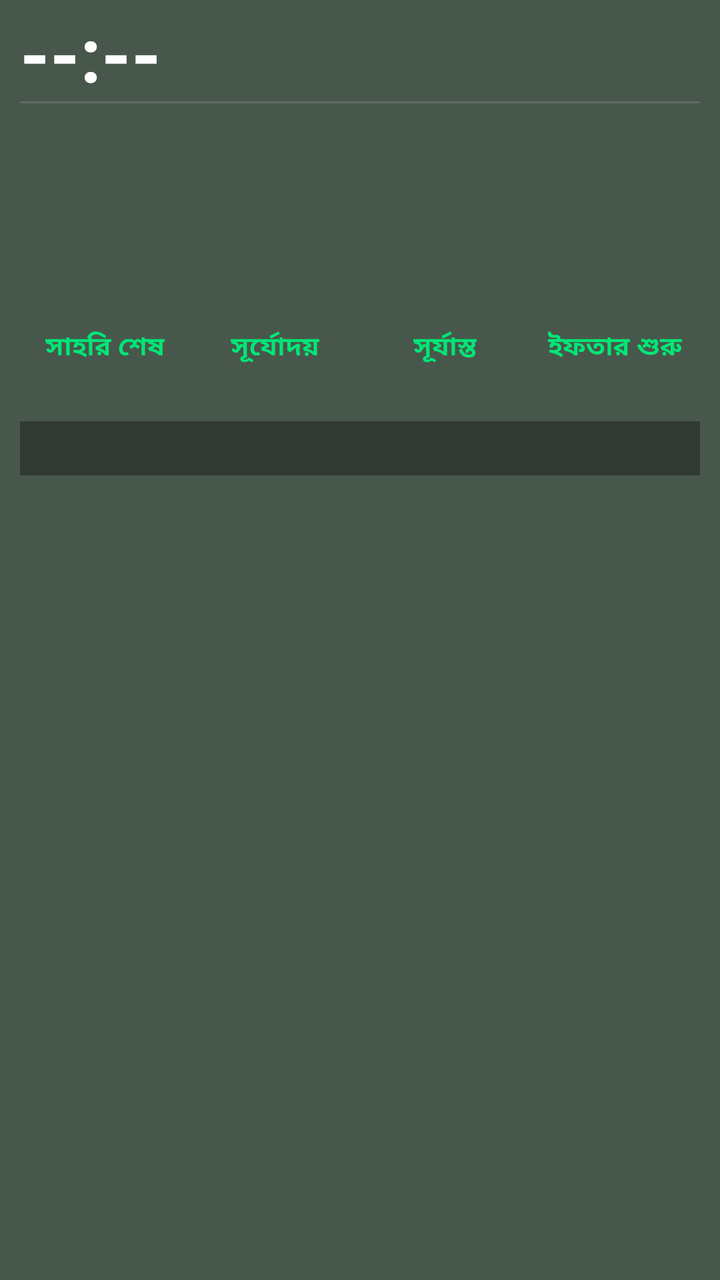
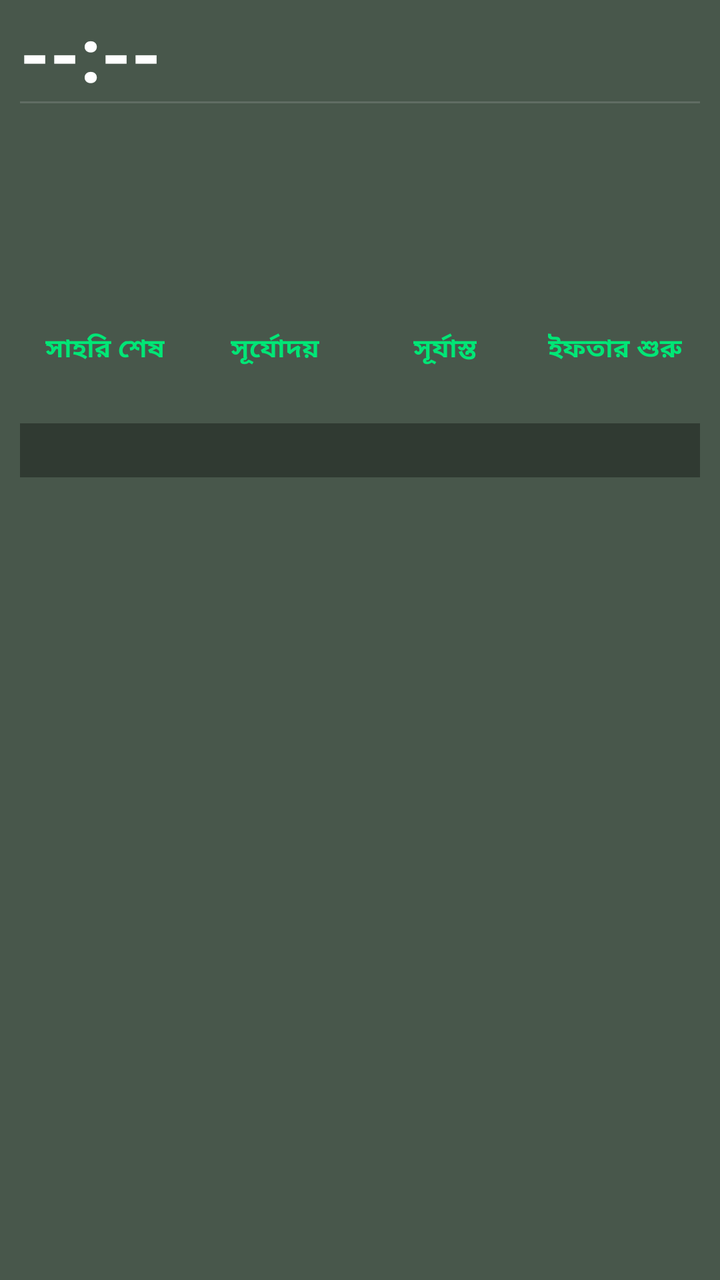

The first picture is an Android layout as it rendered before a commit; the second is the same layout after the commit. The layout source and the unified diff follow.
<!-- AndroidManifest.xml: fallback theme Theme.MaterialComponents.DayNight.NoActionBar -->
<!-- res/layout/prayer_widget_layout.xml -->
<?xml version="1.0" encoding="utf-8"?>
<LinearLayout xmlns:android="http://schemas.android.com/apk/res/android"
    android:layout_width="match_parent"
    android:layout_height="match_parent"
    android:orientation="vertical"
    android:background="@drawable/widget_background"
    android:paddingStart="10dp"
    android:paddingEnd="10dp"
    android:paddingTop="6dp"
    android:paddingBottom="8dp">

    
    <LinearLayout
        android:layout_width="match_parent"
        android:layout_height="wrap_content"
        android:orientation="horizontal"
        android:gravity="top">

        <TextView
            android:id="@+id/widget_time"
            android:layout_width="0dp"
            android:layout_height="wrap_content"
            android:layout_weight="1"
            android:text="--:--"
            android:textColor="#FFFFFF"
            android:textSize="38sp"
            android:textStyle="bold"
            android:includeFontPadding="false"
            android:gravity="start|center_vertical" />

        <LinearLayout
            android:layout_width="wrap_content"
            android:layout_height="wrap_content"
            android:orientation="vertical"
            android:gravity="end">

            <TextView
                android:id="@+id/widget_location"
                android:layout_width="wrap_content"
                android:layout_height="wrap_content"
                android:text=""
                android:textColor="#80DEEA"
                android:textSize="14sp"
                android:textStyle="bold"
                android:gravity="end"
                android:singleLine="true"
                android:ellipsize="end"
                android:maxWidth="180dp" />

            <TextView
                android:id="@+id/widget_weather"
                android:layout_width="wrap_content"
                android:layout_height="wrap_content"
                android:layout_marginTop="2dp"
                android:text=""
                android:textColor="#B0BEC5"
                android:textSize="13sp"
                android:textStyle="bold"
                android:gravity="end"
                android:singleLine="true"
                android:ellipsize="end"
                android:maxWidth="180dp" />

        </LinearLayout>

    </LinearLayout>

    
    <TextView
        android:layout_width="match_parent"
        android:layout_height="1dp"
        android:layout_marginTop="0dp"
        android:layout_marginBottom="2dp"
        android:background="#22FFFFFF"
        android:text="" />

    
    <LinearLayout
        android:layout_width="match_parent"
        android:layout_height="wrap_content"
        android:orientation="horizontal">

        
        <LinearLayout
            android:layout_width="0dp"
            android:layout_height="wrap_content"
            android:layout_weight="1"
            android:orientation="vertical">

            <TextView
                android:id="@+id/widget_waqt_name"
                android:layout_width="wrap_content"
                android:layout_height="wrap_content"
                android:text=""
                android:textColor="#00E676"
                android:textSize="20sp"
                android:textStyle="bold" />

            <TextView
                android:id="@+id/widget_waqt_range"
                android:layout_width="wrap_content"
                android:layout_height="wrap_content"
                android:layout_marginTop="2dp"
                android:text=""
                android:textColor="#ECEFF1"
                android:textSize="18sp"
                android:textStyle="bold" />

            <TextView
                android:id="@+id/widget_waqt_remaining_label"
                android:layout_width="wrap_content"
                android:layout_height="wrap_content"
                android:layout_marginTop="3dp"
                android:text=""
                android:textColor="#CE93D8"
                android:textSize="15sp"
                android:textStyle="bold" />

            <TextView
                android:id="@+id/widget_waqt_remaining_value"
                android:layout_width="wrap_content"
                android:layout_height="wrap_content"
                android:layout_marginTop="1dp"
                android:text=""
                android:textColor="#FFFFFF"
                android:textSize="18sp"
                android:textStyle="bold" />

        </LinearLayout>

        
        <LinearLayout
            android:layout_width="0dp"
            android:layout_height="wrap_content"
            android:layout_weight="1"
            android:orientation="vertical">

            <TextView
                android:id="@+id/widget_day"
                android:layout_width="match_parent"
                android:layout_height="wrap_content"
                android:text=""
                android:textColor="#00E676"
                android:textSize="19sp"
                android:textStyle="bold"
                android:singleLine="true"
                android:ellipsize="end"
                android:gravity="end" />

            <TextView
                android:id="@+id/widget_gregorian"
                android:layout_width="match_parent"
                android:layout_height="wrap_content"
                android:layout_marginTop="2dp"
                android:text=""
                android:textColor="#E0E0E0"
                android:textSize="15sp"
                android:textStyle="bold"
                android:gravity="end" />

            <TextView
                android:id="@+id/widget_hijri"
                android:layout_width="match_parent"
                android:layout_height="wrap_content"
                android:layout_marginTop="2dp"
                android:text=""
                android:textColor="#CE93D8"
                android:textSize="15sp"
                android:textStyle="bold"
                android:gravity="end" />

            <TextView
                android:id="@+id/widget_bangla_date"
                android:layout_width="match_parent"
                android:layout_height="wrap_content"
                android:layout_marginTop="2dp"
                android:text=""
                android:textColor="#80DEEA"
                android:textSize="15sp"
                android:textStyle="bold"
                android:gravity="end" />

        </LinearLayout>
    </LinearLayout>

    
    <LinearLayout
        android:layout_width="match_parent"
        android:layout_height="wrap_content"
        android:layout_marginTop="8dp"
        android:orientation="horizontal">

        <LinearLayout
            android:layout_width="0dp"
            android:layout_height="wrap_content"
            android:layout_weight="1"
            android:orientation="vertical"
            android:gravity="center">

            <TextView
                android:id="@+id/widget_sehri_label"
                android:layout_width="wrap_content"
                android:layout_height="wrap_content"
                android:text="সাহরি শেষ"
                android:textColor="#00E676"
                android:textSize="13sp"
                android:textStyle="bold" />

            <TextView
                android:id="@+id/widget_sehri"
                android:layout_width="wrap_content"
                android:layout_height="wrap_content"
                android:text=""
                android:textColor="#00E676"
                android:textSize="16sp"
                android:textStyle="bold" />

        </LinearLayout>

        <LinearLayout
            android:layout_width="0dp"
            android:layout_height="wrap_content"
            android:layout_weight="1"
            android:orientation="vertical"
            android:gravity="center">

            <TextView
                android:id="@+id/widget_sunrise_label"
                android:layout_width="wrap_content"
                android:layout_height="wrap_content"
                android:text="সূর্যোদয়"
                android:textColor="#00E676"
                android:textSize="13sp"
                android:textStyle="bold" />

            <TextView
                android:id="@+id/widget_sunrise"
                android:layout_width="wrap_content"
                android:layout_height="wrap_content"
                android:text=""
                android:textColor="#00E676"
                android:textSize="16sp"
                android:textStyle="bold" />

        </LinearLayout>

        <LinearLayout
            android:layout_width="0dp"
            android:layout_height="wrap_content"
            android:layout_weight="1"
            android:orientation="vertical"
            android:gravity="center">

            <TextView
                android:id="@+id/widget_sunset_label"
                android:layout_width="wrap_content"
                android:layout_height="wrap_content"
                android:text="সূর্যাস্ত"
                android:textColor="#00E676"
                android:textSize="13sp"
                android:textStyle="bold" />

            <TextView
                android:id="@+id/widget_sunset"
                android:layout_width="wrap_content"
                android:layout_height="wrap_content"
                android:text=""
                android:textColor="#00E676"
                android:textSize="16sp"
                android:textStyle="bold" />

        </LinearLayout>

        <LinearLayout
            android:layout_width="0dp"
            android:layout_height="wrap_content"
            android:layout_weight="1"
            android:orientation="vertical"
            android:gravity="center">

            <TextView
                android:id="@+id/widget_iftar_label"
                android:layout_width="wrap_content"
                android:layout_height="wrap_content"
                android:text="ইফতার শুরু"
                android:textColor="#00E676"
                android:textSize="13sp"
                android:textStyle="bold" />

            <TextView
                android:id="@+id/widget_iftar"
                android:layout_width="wrap_content"
                android:layout_height="wrap_content"
                android:text=""
                android:textColor="#00E676"
                android:textSize="16sp"
                android:textStyle="bold" />

        </LinearLayout>

    </LinearLayout>

    
    <TextView
        android:id="@+id/widget_alert"
        android:layout_width="match_parent"
        android:layout_height="wrap_content"
        android:layout_marginTop="6dp"
        android:paddingTop="4dp"
        android:paddingBottom="4dp"
        android:paddingStart="4dp"
        android:paddingEnd="4dp"
        android:background="#55000000"
        android:text=""
        android:textColor="#FFD54F"
        android:textSize="14sp"
        android:textStyle="bold"
        android:gravity="start"
        android:maxLines="10"
        android:ellipsize="end" />

</LinearLayout>
<!-- resources referenced by this layout -->
<resources>
  <!-- drawable widget_background (drawable) -->
  <?xml version="1.0" encoding="utf-8"?>
  <shape xmlns:android="http://schemas.android.com/apk/res/android"
      android:shape="rectangle">
      <solid android:color="#CC1B2E1F" />
  </shape>
</resources>

<!-- the commit's change to res/layout/prayer_widget_layout.xml (unified diff, before → after) -->
@@ -93,24 +93,24 @@
                 android:layout_height="wrap_content"
                 android:text=""
                 android:textColor="#00E676"
+                android:textSize="22sp"
+                android:textStyle="bold" />
+
+            <TextView
+                android:id="@+id/widget_waqt_range"
+                android:layout_width="wrap_content"
+                android:layout_height="wrap_content"
+                android:layout_marginTop="0dp"
+                android:text=""
+                android:textColor="#ECEFF1"
                 android:textSize="20sp"
                 android:textStyle="bold" />
 
             <TextView
-                android:id="@+id/widget_waqt_range"
-                android:layout_width="wrap_content"
-                android:layout_height="wrap_content"
-                android:layout_marginTop="2dp"
-                android:text=""
-                android:textColor="#ECEFF1"
-                android:textSize="18sp"
-                android:textStyle="bold" />
-
-            <TextView
                 android:id="@+id/widget_waqt_remaining_label"
                 android:layout_width="wrap_content"
                 android:layout_height="wrap_content"
-                android:layout_marginTop="3dp"
+                android:layout_marginTop="1dp"
                 android:text=""
                 android:textColor="#CE93D8"
                 android:textSize="15sp"
@@ -141,7 +141,7 @@
                 android:layout_height="wrap_content"
                 android:text=""
                 android:textColor="#00E676"
-                android:textSize="19sp"
+                android:textSize="22sp"
                 android:textStyle="bold"
                 android:singleLine="true"
                 android:ellipsize="end"
@@ -151,10 +151,10 @@
                 android:id="@+id/widget_gregorian"
                 android:layout_width="match_parent"
                 android:layout_height="wrap_content"
-                android:layout_marginTop="2dp"
+                android:layout_marginTop="0dp"
                 android:text=""
                 android:textColor="#E0E0E0"
-                android:textSize="15sp"
+                android:textSize="20sp"
                 android:textStyle="bold"
                 android:gravity="end" />
 
@@ -162,7 +162,7 @@
                 android:id="@+id/widget_hijri"
                 android:layout_width="match_parent"
                 android:layout_height="wrap_content"
-                android:layout_marginTop="2dp"
+                android:layout_marginTop="0dp"
                 android:text=""
                 android:textColor="#CE93D8"
                 android:textSize="15sp"
